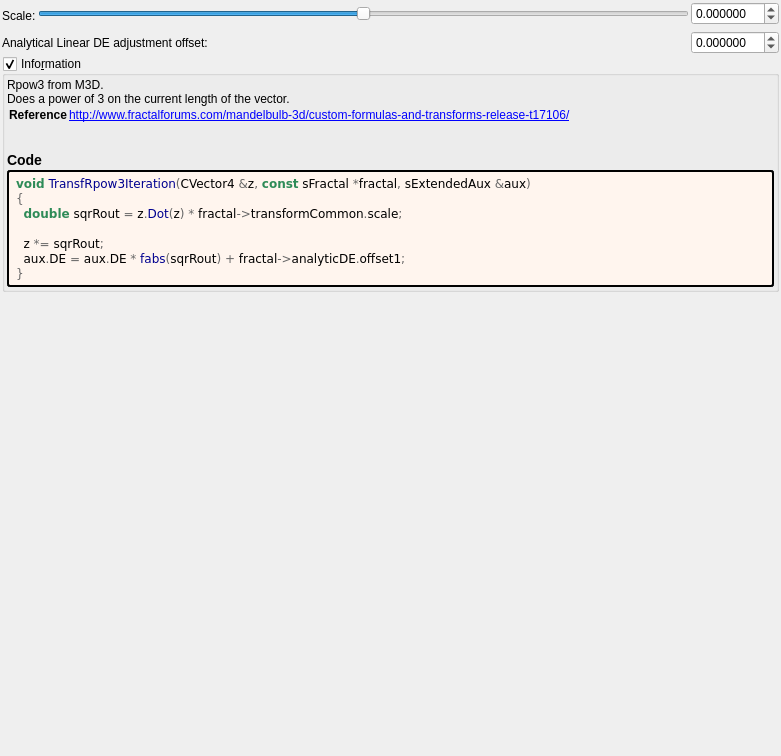
Above: mandelbulber2/formula/ui/fractal_transf_rpow3.ui from buddhi1980/mandelbulber2 before the change. Below: the same form after it.
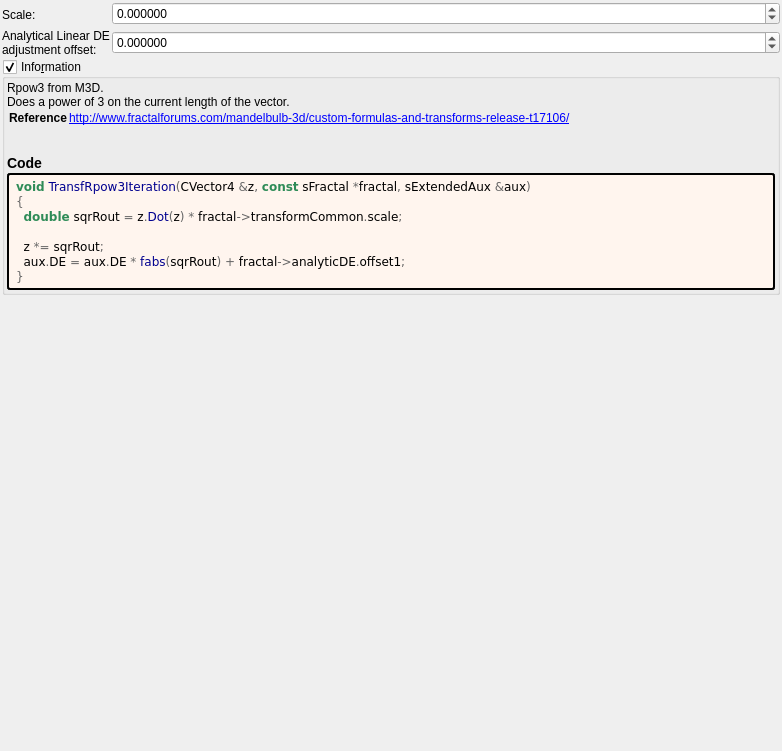
That is the form after the change. Custom widgets are drawn as their Qt base class.

Commit message: Cleaned up next 8 transform UIs

Patch:
```diff
--- a/mandelbulber2/formula/ui/fractal_transf_rpow3.ui
+++ b/mandelbulber2/formula/ui/fractal_transf_rpow3.ui
@@ -6,8 +6,8 @@
    <rect>
     <x>0</x>
     <y>0</y>
-    <width>781</width>
-    <height>756</height>
+    <width>782</width>
+    <height>751</height>
    </rect>
   </property>
   <property name="windowTitle">
@@ -30,78 +30,56 @@
     <number>2</number>
    </property>
    <item>
-    <layout class="QGridLayout" name="gridLayout">
+    <layout class="QGridLayout" name="gridLayout" columnstretch="0,1">
      <property name="spacing">
       <number>2</number>
      </property>
-     <item row="0" column="2">
-      <widget class="MyDoubleSpinBox" name="spinbox_transf_scale">
-       <property name="sizePolicy">
-        <sizepolicy hsizetype="Minimum" vsizetype="Maximum">
-         <horstretch>0</horstretch>
-         <verstretch>0</verstretch>
-        </sizepolicy>
-       </property>
-       <property name="prefix">
-        <string/>
-       </property>
-       <property name="suffix">
-        <string/>
-       </property>
-       <property name="decimals">
-        <number>6</number>
-       </property>
-       <property name="minimum">
-        <double>-99.989999999999995</double>
-       </property>
-       <property name="maximum">
-        <double>99.989999999999995</double>
-       </property>
-       <property name="singleStep">
-        <double>0.100000000000000</double>
-       </property>
-      </widget>
-     </item>
-     <item row="0" column="0" rowspan="3">
+     <item row="0" column="0" rowspan="2">
       <widget class="QLabel" name="label_108">
        <property name="text">
         <string>Scale:</string>
        </property>
       </widget>
      </item>
-     <item row="0" column="1">
-      <widget class="QSlider" name="slider_transf_scale">
-       <property name="sizePolicy">
-        <sizepolicy hsizetype="Expanding" vsizetype="Maximum">
-         <horstretch>0</horstretch>
-         <verstretch>0</verstretch>
-        </sizepolicy>
-       </property>
-       <property name="minimum">
-        <number>-10000000</number>
-       </property>
-       <property name="maximum">
-        <number>10000000</number>
-       </property>
-       <property name="value">
-        <number>0</number>
-       </property>
-       <property name="sliderPosition">
-        <number>0</number>
-       </property>
-       <property name="orientation">
-        <enum>Qt::Horizontal</enum>
-       </property>
-      </widget>
-     </item>
-     <item row="3" column="0" colspan="2">
+     <item row="2" column="0">
       <widget class="QLabel" name="label_109">
        <property name="text">
         <string>Analytical Linear DE adjustment offset:</string>
        </property>
+       <property name="wordWrap">
+        <bool>true</bool>
+       </property>
       </widget>
      </item>
-     <item row="3" column="2">
+     <item row="0" column="1">
+      <widget class="MyDoubleSpinBox" name="spinbox_transf_scale">
+       <property name="sizePolicy">
+        <sizepolicy hsizetype="Minimum" vsizetype="Maximum">
+         <horstretch>0</horstretch>
+         <verstretch>0</verstretch>
+        </sizepolicy>
+       </property>
+       <property name="prefix">
+        <string/>
+       </property>
+       <property name="suffix">
+        <string/>
+       </property>
+       <property name="decimals">
+        <number>6</number>
+       </property>
+       <property name="minimum">
+        <double>-99.989999999999995</double>
+       </property>
+       <property name="maximum">
+        <double>99.989999999999995</double>
+       </property>
+       <property name="singleStep">
+        <double>0.100000000000000</double>
+       </property>
+      </widget>
+     </item>
+     <item row="2" column="1">
       <widget class="MyDoubleSpinBox" name="spinbox_analyticDE_offset_1">
        <property name="sizePolicy">
         <sizepolicy hsizetype="Minimum" vsizetype="Maximum">
@@ -225,17 +203,17 @@
   </layout>
  </widget>
  <customwidgets>
-  <customwidget>
-   <class>MyDoubleSpinBox</class>
-   <extends>QDoubleSpinBox</extends>
-   <header>my_double_spin_box.h</header>
-  </customwidget>
   <customwidget>
    <class>MyGroupBox</class>
    <extends>QGroupBox</extends>
    <header>my_group_box.h</header>
    <container>1</container>
   </customwidget>
+  <customwidget>
+   <class>MyDoubleSpinBox</class>
+   <extends>QDoubleSpinBox</extends>
+   <header>my_double_spin_box.h</header>
+  </customwidget>
  </customwidgets>
  <tabstops>
   <tabstop>slider_transf_scale</tabstop>
```
Left out of the diff: 3 changed lines with no effect on the pictures. The commit also changes 7 other files.
